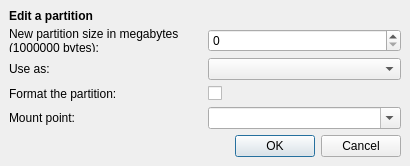
The window that gui/qt/partition_edit_dialog.ui (chenhan1218/ubiquity) describes before a commit, drawn with Qt 5.
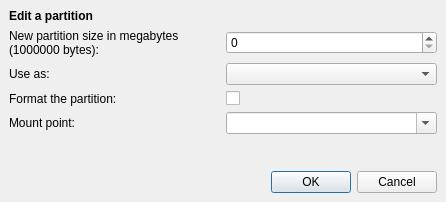
The same window after the commit.

Commit message: Add minimum size to partition_edit_dialog.ui, closes LP: #203626

The edit to the form file:
```diff
--- a/gui/qt/partition_edit_dialog.ui
+++ b/gui/qt/partition_edit_dialog.ui
@@ -5,10 +5,22 @@
    <rect>
     <x>0</x>
     <y>0</y>
-    <width>410</width>
-    <height>161</height>
+    <width>446</width>
+    <height>202</height>
    </rect>
   </property>
+  <property name="sizePolicy" >
+   <sizepolicy vsizetype="Minimum" hsizetype="Minimum" >
+    <horstretch>0</horstretch>
+    <verstretch>0</verstretch>
+   </sizepolicy>
+  </property>
+  <property name="minimumSize" >
+   <size>
+    <width>400</width>
+    <height>200</height>
+   </size>
+  </property>
   <property name="windowTitle" >
    <string>Edit Partition</string>
   </property>
@@ -22,7 +34,19 @@
    <property name="margin" >
     <number>9</number>
    </property>
-   <property name="spacing" >
+   <property name="topMargin" >
+    <number>9</number>
+   </property>
+   <property name="rightMargin" >
+    <number>9</number>
+   </property>
+   <property name="bottomMargin" >
+    <number>9</number>
+   </property>
+   <property name="horizontalSpacing" >
+    <number>6</number>
+   </property>
+   <property name="verticalSpacing" >
     <number>6</number>
    </property>
    <item row="5" column="0" colspan="2" >
```
Left out of the diff: 2 changed lines with no effect on the pictures. The commit also changes 1 other file.
